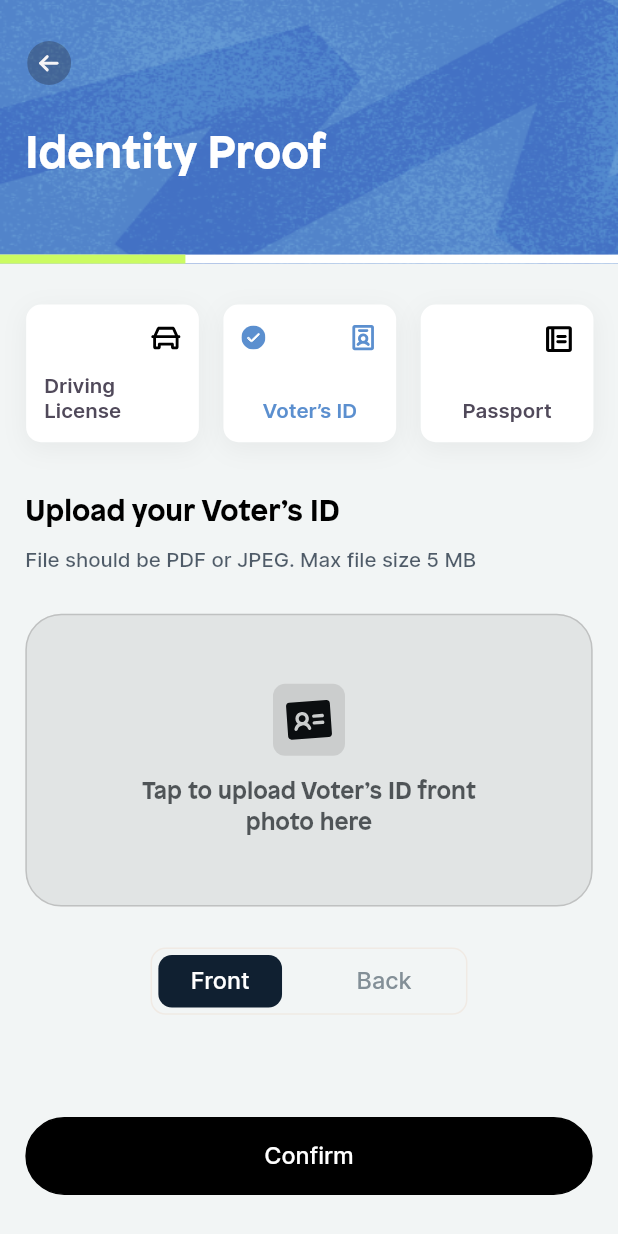
After one commit to dhruvd-grappus/wizr, a Flutter app: the KycIdentityProofPage screen opened by its route, after a tap on "Voter’s ID", on a phone screen of 412 x 824 dp. The commit adds this screen. Run offline on Flutter 3.47's test engine with Material 2 defaults, Android fonts, the phone set to English and light mode, and no system bars; our stand-ins replace bloc, dio, flutter_svg, go_router; missing offline and left inert: simple_ripple_animation; generated files the repository leaves out were written again.

Commit message:
feat(*): Add identity proof UI

```diff
--- a/lib/core/l10n/arb/app_en.arb
+++ b/lib/core/l10n/arb/app_en.arb
@@ -77,8 +77,19 @@
         }
     },
     "front":"Front",
-    "back":"Back"
-
-
+    "back":"Back",
+    "identityProof":"Identity Proof",
+    "drivingLicense":"Driving License",
+    "voterId":"Voter’s ID",
+    "passport":"Passport",
+    "uploadYourDoc":"Upload your {doc}",
+    "@uploadYourDoc": {
+        "placeholders": {
+            "doc": {
+                "type": "String",
+                "example": "Aadhaar's"
+            }
+        }
+    }
 
 }
--- a/lib/core/navigation/go_router_config.dart
+++ b/lib/core/navigation/go_router_config.dart
@@ -4,6 +4,7 @@ import 'package:wizr/views/kyc/address/kyc_home_type_page.dart';
 import 'package:wizr/views/kyc/address/kyc_manual_address_page.dart';
 import 'package:wizr/views/kyc/address/search_location_page.dart';
 import 'package:wizr/views/kyc/employee/kyc_employee_page.dart';
+import 'package:wizr/views/kyc/identity/kyc_identity_proof_page.dart';
 import 'package:wizr/views/kyc/identity/kyc_upload_aadhar_page.dart';
 import 'package:wizr/views/kyc/identity/kyc_upload_digitally_page.dart';
 
@@ -15,11 +16,17 @@ class RouteNames {
   static const searchLocationPage = 'search-location-map';
   static const uploadDigitallyPage = 'kyc-upload-digitally';
   static const uploadAadharPage = 'kyc-upload-aadhar';
+  static const kycIdentityProof = 'kyc-identity-proof';
 }
 
 // GoRouter configuration
 final router = GoRouter(
   routes: [
+    GoRoute(
+      name: RouteNames.kycIdentityProof,
+      path: '/${RouteNames.kycIdentityProof}',
+      builder: (context, state) => const KycIdentityProofPage(),
+    ),
     GoRoute(
       name: RouteNames.uploadAadharPage,
       path: '/${RouteNames.uploadAadharPage}',
--- a/lib/core/theme/app_colors.dart
+++ b/lib/core/theme/app_colors.dart
@@ -18,6 +18,7 @@ class AppColors extends MaterialColor {
   static const eggShell = Color(0xFFF0EAE4);
   static const midnightGrey = Color(0xFFEDF0F1);
   static const midnightGreyDark = Color(0xFF838F97);
+  static const purpleText = Color(0xff50495A);
 }
 
 extension ColorExtension on String {
--- a/lib/core/theme/theme_constants.dart
+++ b/lib/core/theme/theme_constants.dart
@@ -26,6 +26,7 @@ ThemeData darkTheme = ThemeData(
     labelSmall: CustomTextStyles.labelSmall,
     labelMedium: CustomTextStyles.labelMedium,
     bodyMedium: CustomTextStyles.bodyMedium,
+    bodySmall: CustomTextStyles.captionMedium,
     // bodySmall: CustomTextStyles.bodySmall,
     // bodyMedium: CustomTextStyles.bodyMedium,
     // headlineSmall: CustomTextStyles.headlineSmall,
--- a/lib/core/theme/typography/text_styles.dart
+++ b/lib/core/theme/typography/text_styles.dart
@@ -53,4 +53,10 @@ abstract class CustomTextStyles {
     color: AppColors.black,
     letterSpacing: 0.02,
   );
+  static TextStyle captionMedium = _interStyle.copyWith(
+    fontSize: 14,
+    fontWeight: FontWeight.w600,
+    color: AppColors.black,
+    letterSpacing: 0.02,
+  );
 }
--- a/lib/core/utils/asset_paths.dart
+++ b/lib/core/utils/asset_paths.dart
@@ -22,4 +22,8 @@ class AssetIcons {
   static const String scroll = '${iconBasePath}ic_scroll.svg';
   static const String mapPin = '${iconBasePath}ic_map_pin.svg';
   static const String search = '${iconBasePath}ic_search.svg';
+  static const String car = '${iconBasePath}ic_car.svg';
+  static const String voter = '${iconBasePath}ic_voter.svg';
+  static const String notebook = '${iconBasePath}ic_notebook.svg';
+  static const String check = '${iconBasePath}ic_check.svg';
 }
--- /dev/null
+++ b/lib/views/kyc/identity/constants/identity_enums.dart
@@ -0,0 +1,33 @@
+import 'package:flutter/material.dart';
+import 'package:wizr/core/l10n/l10n.dart';
+import 'package:wizr/core/utils/asset_paths.dart';
+
+enum IdentityProofType {
+  drivingLicense(AssetIcons.car),
+  voter(AssetIcons.voter),
+  passport(AssetIcons.notebook);
+
+  const IdentityProofType(this.icon);
+  final String icon;
+}
+
+extension IdentityUtil on IdentityProofType {
+  String title(BuildContext context) {
+    switch (this) {
+      case IdentityProofType.drivingLicense:
+        return context.l10n.drivingLicense;
+      case IdentityProofType.voter:
+        return context.l10n.voterId;
+      case IdentityProofType.passport:
+        return context.l10n.passport;
+    }
+  }
+
+  String description(BuildContext context) {
+    return context.l10n.uploadYourDoc(title(context));
+  }
+
+  String tabToUploadDesc(BuildContext context) {
+    return context.l10n.tapToUploadDoc(title(context));
+  }
+}
--- /dev/null
+++ b/lib/views/kyc/identity/kyc_identity_proof_page.dart
@@ -0,0 +1,130 @@
+import 'dart:developer';
+
+import 'package:flutter/material.dart';
+import 'package:wizr/core/l10n/l10n.dart';
+import 'package:wizr/core/theme/app_colors.dart';
+import 'package:wizr/core/theme/typography/text_styles.dart';
+import 'package:wizr/core/utils/responsive_utils.dart';
+import 'package:wizr/core/widgets/buttons.dart';
+import 'package:wizr/core/widgets/tab_header.dart';
+import 'package:wizr/views/kyc/identity/constants/identity_enums.dart';
+import 'package:wizr/views/kyc/identity/widgets/identity_option_card.dart';
+import 'package:wizr/views/kyc/widgets/document_upload_section.dart';
+import 'package:wizr/views/kyc/widgets/kyc_header_with_title.dart';
+
+class KycIdentityProofPage extends StatefulWidget {
+  const KycIdentityProofPage({super.key});
+
+  @override
+  State<KycIdentityProofPage> createState() => _KycIdentityProofPageState();
+}
+
+class _KycIdentityProofPageState extends State<KycIdentityProofPage> {
+  IdentityProofType selectedProof = IdentityProofType.drivingLicense;
+  @override
+  Widget build(BuildContext context) {
+    return SafeArea(
+      child: Scaffold(
+        resizeToAvoidBottomInset: true,
+        backgroundColor: AppColors.offWhiteBackground,
+        body: Column(
+          crossAxisAlignment: CrossAxisAlignment.start,
+          children: [
+            KycHeaderWithTitle(title: context.l10n.identityProof),
+            SizedBox(
+              height: 28.toResponsiveHeight(context),
+            ),
+            Container(
+              margin: const EdgeInsets.only(left: 16).responsive(context),
+              child: Column(
+                children: [
+                  Row(
+                    mainAxisAlignment: MainAxisAlignment.spaceEvenly,
+                    children: IdentityProofType.values
+                        .map(
+                          (e) => IdentityOptionCard(
+                            title: e.title(context),
+                            iconPath: e.icon,
+                            isSelected: selectedProof.name == e.name,
+                            onTap: () {
+                              setState(() {
+                                selectedProof = e;
+                              });
+                            },
+                          ),
+                        )
+                        .toList(),
+                  ),
+                  //  const IdentityProofUploadForm(),
+                ],
+              ),
+            ),
+            SizedBox(
+              height: 32.toResponsiveHeight(context),
+            ),
+            Expanded(
+              child: IdentityProofUploadForm(identityProofType: selectedProof),
+            )
+          ],
+        ),
+      ),
+    );
+  }
+}
+
+class IdentityProofUploadForm extends StatelessWidget {
+  const IdentityProofUploadForm({
+    required this.identityProofType,
+    super.key,
+  });
+  final IdentityProofType identityProofType;
+  @override
+  Widget build(BuildContext context) {
+    return Container(
+      margin: const EdgeInsets.symmetric(horizontal: 16).responsive(context),
+      child: Column(
+        crossAxisAlignment: CrossAxisAlignment.start,
+        children: [
+          Text(
+            identityProofType.description(context),
+            style: context.textTheme.headlineSmall,
+          ),
+          SizedBox(height: 12.toResponsiveHeight(context)),
+          SizedBox(
+            width: 296.toResponsiveWidth(context),
+            child: Text(
+              context.l10n.fileSpecs,
+              maxLines: 2,
+              style: context.textTheme.bodyMedium!
+                  .responsiveFont(context)
+                  .withColor(AppColors.tabColor)
+                  .withOpacity(0.72),
+            ),
+          ),
+          SizedBox(height: 28.toResponsiveHeight(context)),
+          DocumentUploadCard(
+            title: identityProofType.tabToUploadDesc(context),
+            onSelectedPath: (_) {
+              // TODO(dhruv): path
+            },
+          ),
+          SizedBox(height: 28.toResponsiveHeight(context)),
+          Align(
+            child: TabHeader(
+              tabTiles: [context.l10n.front, context.l10n.back],
+              width: 200.toResponsiveWidth(context),
+              onChanged: log,
+            ),
+          ),
+          Expanded(child: Container()),
+          PrimaryButton(
+            label: context.l10n.confirm,
+            margin: EdgeInsets.zero,
+            //     height: 52.toResponsiveHeight(context),
+          ),
+          SizedBox(height: 28.toResponsiveHeight(context)),
+        ],
+      ),
+    );
+  }
+}
--- a/lib/views/kyc/identity/kyc_upload_aadhar_page.dart
+++ b/lib/views/kyc/identity/kyc_upload_aadhar_page.dart
@@ -1,7 +1,9 @@
 import 'dart:developer';
 
 import 'package:flutter/material.dart';
+import 'package:go_router/go_router.dart';
 import 'package:wizr/core/l10n/l10n.dart';
+import 'package:wizr/core/navigation/go_router_config.dart';
 import 'package:wizr/core/theme/app_colors.dart';
 import 'package:wizr/core/theme/typography/text_styles.dart';
 import 'package:wizr/core/utils/responsive_utils.dart';
@@ -68,6 +70,8 @@ class KycUploadAadharPage extends StatelessWidget {
                     PrimaryButton(
                       label: context.l10n.confirm,
                       margin: EdgeInsets.zero,
+                      onTap: () =>
+                          context.pushNamed(RouteNames.kycIdentityProof),
                       //     height: 52.toResponsiveHeight(context),
                     ),
                     SizedBox(height: 28.toResponsiveHeight(context)),
--- /dev/null
+++ b/lib/views/kyc/identity/widgets/identity_option_card.dart
@@ -0,0 +1,74 @@
+import 'package:flutter/material.dart';
+import 'package:flutter_svg/flutter_svg.dart';
+import 'package:wizr/core/theme/app_colors.dart';
+import 'package:wizr/core/theme/typography/text_styles.dart';
+import 'package:wizr/core/utils/asset_paths.dart';
+import 'package:wizr/core/utils/responsive_utils.dart';
+
+class IdentityOptionCard extends StatelessWidget {
+  const IdentityOptionCard({
+    required this.title,
+    required this.iconPath,
+    required this.onTap,
+    required this.isSelected,
+    super.key,
+  });
+  final String title;
+
+  final String iconPath;
+  final VoidCallback onTap;
+  final bool isSelected;
+
+  @override
+  Widget build(BuildContext context) {
+    return InkWell(
+      onTap: onTap,
+      child: Container(
+        margin: const EdgeInsets.only(right: 15).responsive(context),
+        width: 109.toResponsiveWidth(context),
+        padding: const EdgeInsets.all(12),
+        height: 94.toResponsiveHeight(context),
+        decoration: BoxDecoration(
+          borderRadius: BorderRadius.circular(10),
+          color: AppColors.white,
+          boxShadow: [
+            BoxShadow(
+              offset: const Offset(0, 4),
+              blurRadius: 14,
+              color: AppColors.black.withOpacity(0.05),
+            )
+          ],
+        ),
+        child: Column(
+          children: [
+            Row(
+              mainAxisAlignment: MainAxisAlignment.spaceBetween,
+              children: [
+                if (isSelected)
+                  SvgPicture.asset(AssetIcons.check)
+                else
+                  const SizedBox(),
+                SvgPicture.asset(
+                  iconPath,
+                  // ignore: deprecated_member_use
+                  color: isSelected ? AppColors.financeBlueLight : Colors.black,
+                ),
+              ],
+            ),
+            Expanded(child: Container()),
+            Text(
+              title,
+              style: context.textTheme.bodySmall!
+                  .responsiveFont(context)
+                  .withColor(
+                    isSelected
+                        ? AppColors.financeBlueLight
+                        : AppColors.purpleText,
+                  ),
+            ),
+          ],
+        ),
+      ),
+    );
+  }
+}
```
Also changed, not shown: assets/icons/ic_car.svg (added), assets/icons/ic_check.svg (added), assets/icons/ic_notebook.svg (added), assets/icons/ic_voter.svg (added).
